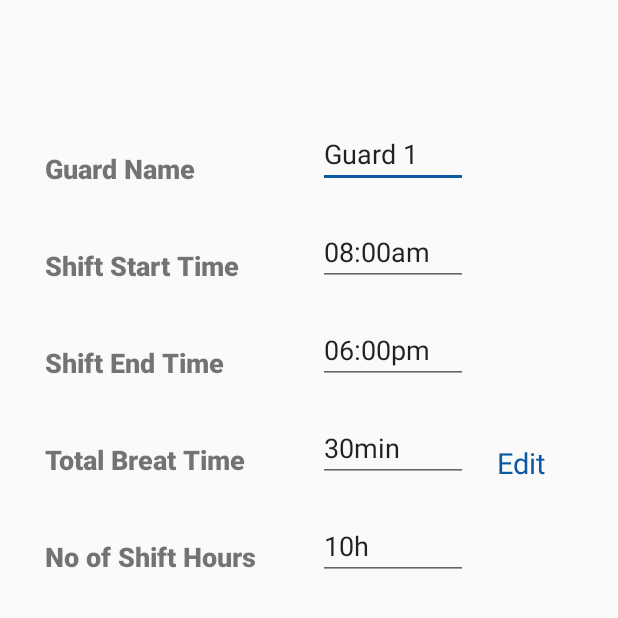
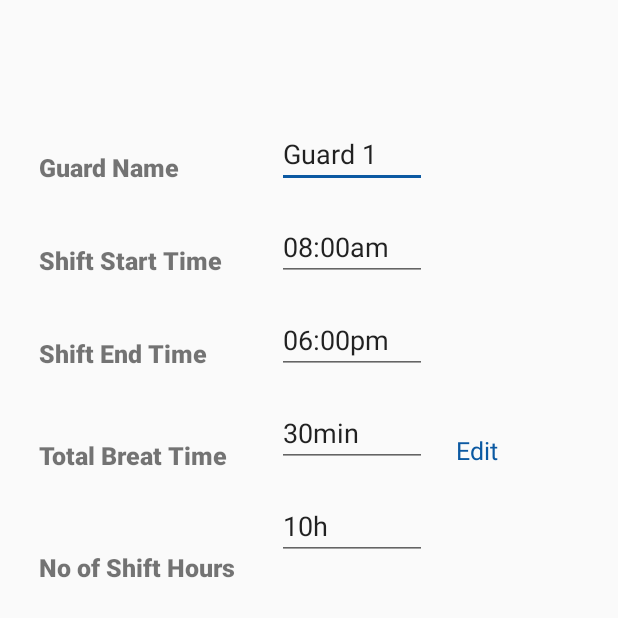
Before and after one commit to asadraza4522/fypnamna, an Android app: the ShiftRecordActivity screen opened directly, with no data from a screen before it, on a phone screen of 412 x 824 dp, the top half of it. Run offline under Robolectric (Android 15) with nearby library versions, the phone set to English and light mode, and no system bars; our stand-ins replace sdp/ssp sizes.

```diff
--- a/app/src/main/res/layout/activity_maps.xml
+++ b/app/src/main/res/layout/activity_maps.xml
@@ -7,7 +7,7 @@
 
     <fragment
         android:id="@+id/map"
-        android:name="com.google.android.gms.maps.MapFragment"
+        class="com.google.android.gms.maps.SupportMapFragment"
         android:layout_width="match_parent"
         android:layout_height="match_parent"/>
 
--- a/app/src/main/res/layout/activity_shift_record.xml
+++ b/app/src/main/res/layout/activity_shift_record.xml
@@ -13,16 +13,16 @@
             android:layout_height="wrap_content"
             android:fontFamily="sans-serif-black"
             android:text="Guard Name"
-            android:textSize="18dp"
+            android:textSize="@dimen/_13sdp"
             android:layout_marginTop="100dp"
-            android:layout_marginLeft="30dp"
+            android:layout_marginLeft="@dimen/_20sdp"
             android:id="@+id/textview1"/>
 
         <EditText
             android:id="@+id/guardName"
             android:layout_width="100dp"
             android:layout_height="wrap_content"
-            android:layout_marginLeft="82dp"
+            android:layout_marginLeft="@dimen/_50sdp"
             android:layout_marginTop="80dp"
             android:layout_toRightOf="@id/textview1" />
         <TextView
@@ -30,57 +30,57 @@
             android:layout_height="wrap_content"
             android:fontFamily="sans-serif-black"
             android:text="Shift Start Time"
-            android:textSize="18dp"
+            android:textSize="@dimen/_13sdp"
             android:layout_below="@id/textview1"
-            android:layout_marginTop="40dp"
-            android:layout_marginLeft="30dp"
+            android:layout_marginTop="@dimen/_30sdp"
+            android:layout_marginLeft="@dimen/_20sdp"
             android:id="@+id/textview2"/>
 
         <EditText
             android:id="@+id/shiftStart"
             android:layout_width="100dp"
             android:layout_height="wrap_content"
-            android:layout_marginLeft="82dp"
+            android:layout_marginLeft="@dimen/_50sdp"
             android:layout_below="@id/guardName"
-            android:layout_marginTop="20dp"
+            android:layout_marginTop="@dimen/_13sdp"
             android:layout_toRightOf="@id/textview1" />
         <TextView
             android:layout_width="wrap_content"
             android:layout_height="wrap_content"
             android:fontFamily="sans-serif-black"
             android:text="Shift End Time"
-            android:textSize="18dp"
+            android:textSize="@dimen/_13sdp"
             android:layout_below="@id/textview2"
-            android:layout_marginTop="40dp"
-            android:layout_marginLeft="30dp"
+            android:layout_marginTop="@dimen/_30sdp"
+            android:layout_marginLeft="@dimen/_20sdp"
             android:id="@+id/textview3"/>
 
         <EditText
             android:id="@+id/shiftEnd"
             android:layout_width="100dp"
             android:layout_height="wrap_content"
-            android:layout_marginLeft="82dp"
+            android:layout_marginLeft="@dimen/_50sdp"
             android:layout_below="@id/shiftStart"
-            android:layout_marginTop="20dp"
+            android:layout_marginTop="@dimen/_13sdp"
             android:layout_toRightOf="@id/textview1" />
         <TextView
             android:layout_width="wrap_content"
             android:layout_height="wrap_content"
             android:fontFamily="sans-serif-black"
             android:text="Total Breat Time"
-            android:textSize="18dp"
+            android:textSize="@dimen/_13sdp"
             android:layout_below="@id/textview3"
-            android:layout_marginTop="40dp"
-            android:layout_marginLeft="30dp"
+            android:layout_marginTop="@dimen/_35sdp"
+            android:layout_marginLeft="@dimen/_20sdp"
             android:id="@+id/textview4"/>
 
         <EditText
             android:id="@+id/breakTiming"
             android:layout_width="100dp"
             android:layout_height="wrap_content"
-            android:layout_marginLeft="82dp"
+            android:layout_marginLeft="@dimen/_50sdp"
             android:layout_below="@id/shiftEnd"
-            android:layout_marginTop="20dp"
+            android:layout_marginTop="@dimen/_13sdp"
             android:layout_toRightOf="@id/textview1" />
         <TextView
             android:layout_width="wrap_content"
@@ -90,7 +90,7 @@
             android:layout_marginTop="@dimen/_30sdp"
             android:text="Edit"
             android:textColor="@color/colorPrimary"
-            android:textSize="@dimen/_15sdp"
+            android:textSize="@dimen/_13sdp"
             android:layout_marginLeft="@dimen/_15sdp"
             android:id="@+id/editbreaktime"/>
         <TextView
@@ -98,19 +98,19 @@
             android:layout_height="wrap_content"
             android:fontFamily="sans-serif-black"
             android:text="No of Shift Hours"
-            android:textSize="18dp"
+            android:textSize="@dimen/_13sdp"
             android:layout_below="@id/textview4"
-            android:layout_marginTop="40dp"
-            android:layout_marginLeft="30dp"
+            android:layout_marginTop="@dimen/_40sdp"
+            android:layout_marginLeft="@dimen/_20sdp"
             android:id="@+id/no_of_shift_hours"/>
 
         <EditText
             android:id="@+id/shiftHours"
             android:layout_width="100dp"
             android:layout_height="wrap_content"
-            android:layout_marginLeft="82dp"
+            android:layout_marginLeft="@dimen/_50sdp"
             android:layout_below="@id/breakTiming"
-            android:layout_marginTop="20dp"
+            android:layout_marginTop="@dimen/_13sdp"
             android:layout_toRightOf="@id/textview1" />
     </RelativeLayout>
 </androidx.constraintlayout.widget.ConstraintLayout>
--- a/app/src/main/res/values/google_maps_api.xml
+++ b/app/src/main/res/values/google_maps_api.xml
@@ -20,5 +20,5 @@
     Once you have your key (it starts with "AIza"), replace the "google_maps_key"
     string in this file.
     -->
-    <string name="google_maps_key" templateMergeStrategy="preserve" translatable="false">AIzaSyDObunrtMtn-NjZD5QFtPLa05jV61S4rMA</string>
+    <string name="google_maps_key" templateMergeStrategy="preserve" translatable="false">AIzaSyB-NriIlXIAaKaZPdIGDmWJML93rDPYBVs</string>
 </resources>
--- a/build.gradle
+++ b/build.gradle
@@ -8,6 +8,7 @@ buildscript {
     dependencies {
         classpath "com.android.tools.build:gradle:4.0.2"
         classpath 'com.google.gms:google-services:4.3.10'
+        classpath "com.google.android.libraries.mapsplatform.secrets-gradle-plugin:secrets-gradle-plugin:2.0.0"
         classpath "org.jetbrains.kotlin:kotlin-gradle-plugin:$kotlin_version"
 
         // NOTE: Do not place your application dependencies here; they belong
--- a/gradle.properties
+++ b/gradle.properties
@@ -17,3 +17,4 @@ org.gradle.jvmargs=-Xmx2048m
 android.useAndroidX=true
 # Automatically convert third-party libraries to use AndroidX
 android.enableJetifier=true
+MAPS_API_KEY=AIzaSyB-NriIlXIAaKaZPdIGDmWJML93rDPYBVs
```
Also changed, not shown: app/build.gradle (+5 -3 lines), app/src/main/AndroidManifest.xml (+4 -3 lines), app/src/main/java/com/example/fypapplication/CheckInCheckOutActivity.java (+106 -59 lines), app/src/main/java/com/example/fypapplication/MapsActivity.java (+39 -20 lines), app/src/main/java/com/example/fypapplication/MapsActivityKT.kt (deleted, +0 -86 lines).
